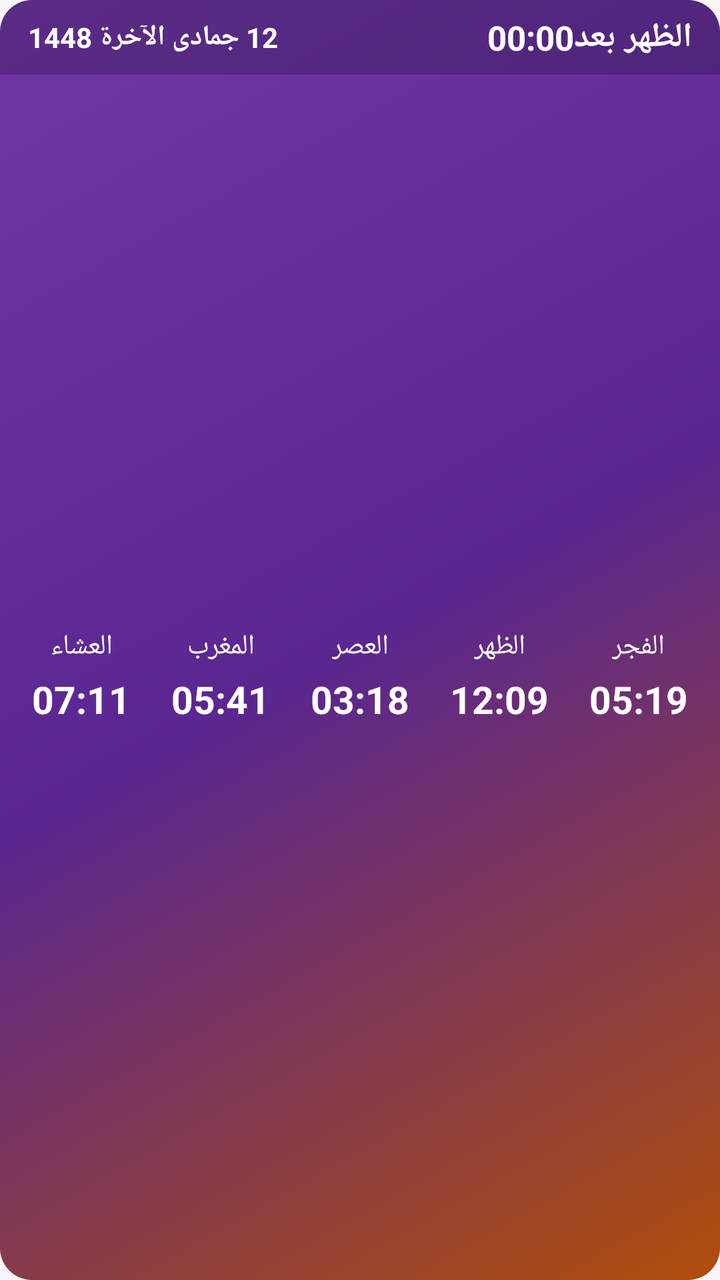
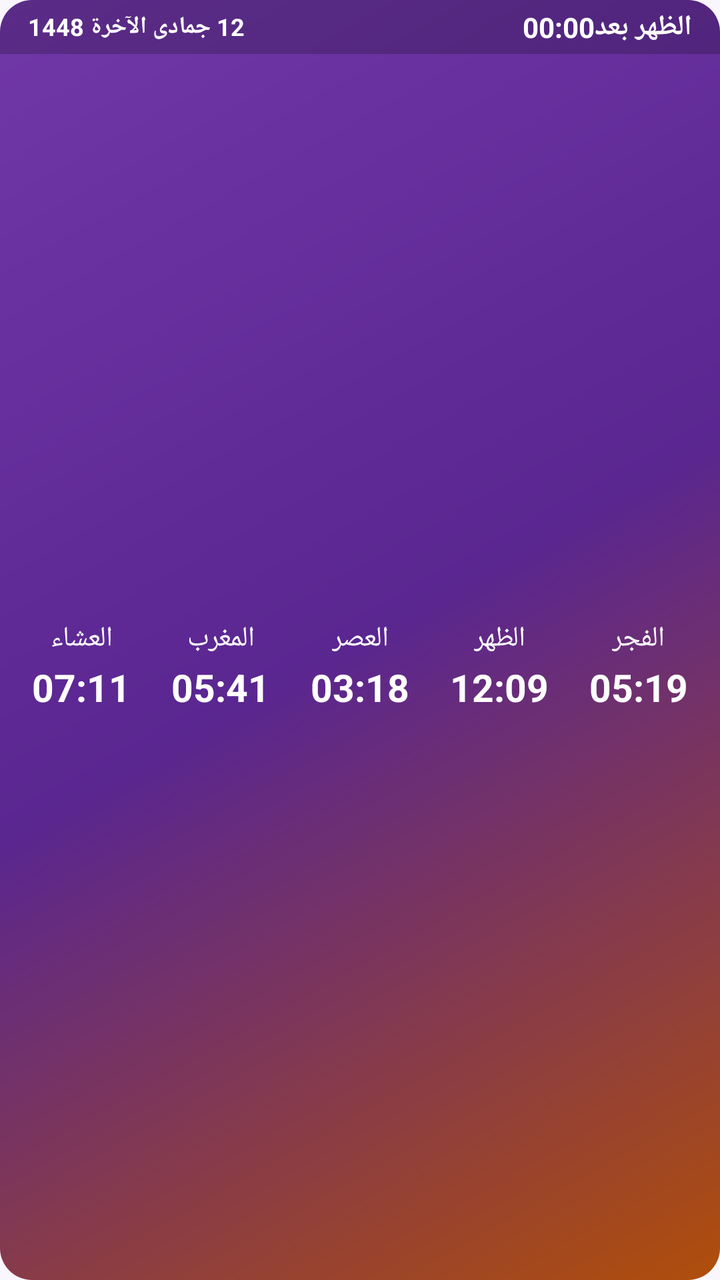

Screens rendered from an Android XML layout before and after an edit, with the pre-edit source and the edit as a unified diff.
<!-- AndroidManifest.xml: application theme AppTheme -->
<!-- res/layout/widget_day.xml -->
<?xml version="1.0" encoding="utf-8"?>
<FrameLayout xmlns:android="http://schemas.android.com/apk/res/android" android:id="@+id/widget_root" android:layout_width="match_parent" android:layout_height="match_parent" android:layoutDirection="rtl">
    <ImageView android:id="@+id/wbg" android:layout_width="match_parent" android:layout_height="match_parent" android:scaleType="fitXY" android:src="@drawable/wbg_grad_1" android:contentDescription="@null" />
    <LinearLayout android:layout_width="match_parent" android:layout_height="match_parent" android:orientation="vertical">
        <LinearLayout android:id="@+id/w_head" android:layout_width="match_parent" android:layout_height="wrap_content" android:orientation="horizontal" android:gravity="center_vertical" android:paddingStart="14dp" android:paddingEnd="14dp" android:paddingTop="7dp" android:paddingBottom="7dp" android:background="@drawable/whead_dark_1">
            <TextView android:id="@+id/w_next" android:layout_width="wrap_content" android:layout_height="wrap_content" android:text="الظهر بعد" android:textColor="#FFFFFF" android:textSize="17dp" android:textStyle="bold" android:maxLines="1" />
            <Chronometer android:id="@+id/w_chrono" android:layout_width="wrap_content" android:layout_height="wrap_content" android:layout_marginStart="6dp" android:textColor="#FFFFFF" android:textSize="17dp" android:textStyle="bold" android:layoutDirection="ltr" />
            <TextView android:id="@+id/w_cd" android:layout_width="wrap_content" android:layout_height="wrap_content" android:visibility="gone" />
            <TextView android:id="@+id/w_label" android:layout_width="wrap_content" android:layout_height="wrap_content" android:visibility="gone" />
            <TextView android:id="@+id/w_city" android:layout_width="0dp" android:layout_height="wrap_content" android:layout_weight="1" android:layout_marginStart="8dp" android:textColor="#E6D6F5" android:textSize="11dp" android:maxLines="1" android:ellipsize="end" />
            <TextView android:id="@+id/w_hijri" android:layout_width="wrap_content" android:layout_height="wrap_content" android:text="12 جمادى الآخرة 1448" android:textColor="#FFFFFF" android:textSize="14dp" android:textStyle="bold" android:maxLines="1" android:ellipsize="end" />
        </LinearLayout>
        <LinearLayout android:layout_width="match_parent" android:layout_height="0dp" android:layout_weight="1" android:orientation="horizontal" android:gravity="center_vertical" android:paddingStart="6dp" android:paddingEnd="6dp">
            <LinearLayout android:id="@+id/c0" android:layout_width="0dp" android:layout_height="wrap_content" android:layout_weight="1" android:orientation="vertical" android:gravity="center" >
                <TextView android:id="@+id/n0" android:layout_width="wrap_content" android:layout_height="wrap_content" android:text="الفجر" android:textColor="#FFFFFF" android:textSize="14dp" android:maxLines="1" />
                <TextView android:id="@+id/t0" android:layout_width="wrap_content" android:layout_height="wrap_content" android:layout_marginTop="3dp" android:paddingStart="5dp" android:paddingEnd="5dp" android:paddingTop="1dp" android:paddingBottom="1dp" android:text="05:19" android:textColor="#FFFFFF" android:textSize="19dp" android:textStyle="bold" android:maxLines="1" />
            </LinearLayout>
            <LinearLayout android:id="@+id/c1" android:layout_width="0dp" android:layout_height="wrap_content" android:layout_weight="1" android:orientation="vertical" android:gravity="center" >
                <TextView android:id="@+id/n1" android:layout_width="wrap_content" android:layout_height="wrap_content" android:text="الظهر" android:textColor="#FFFFFF" android:textSize="14dp" android:maxLines="1" />
                <TextView android:id="@+id/t1" android:layout_width="wrap_content" android:layout_height="wrap_content" android:layout_marginTop="3dp" android:paddingStart="5dp" android:paddingEnd="5dp" android:paddingTop="1dp" android:paddingBottom="1dp" android:text="12:09" android:textColor="#FFFFFF" android:textSize="19dp" android:textStyle="bold" android:maxLines="1" />
            </LinearLayout>
            <LinearLayout android:id="@+id/c2" android:layout_width="0dp" android:layout_height="wrap_content" android:layout_weight="1" android:orientation="vertical" android:gravity="center" >
                <TextView android:id="@+id/n2" android:layout_width="wrap_content" android:layout_height="wrap_content" android:text="العصر" android:textColor="#FFFFFF" android:textSize="14dp" android:maxLines="1" />
                <TextView android:id="@+id/t2" android:layout_width="wrap_content" android:layout_height="wrap_content" android:layout_marginTop="3dp" android:paddingStart="5dp" android:paddingEnd="5dp" android:paddingTop="1dp" android:paddingBottom="1dp" android:text="03:18" android:textColor="#FFFFFF" android:textSize="19dp" android:textStyle="bold" android:maxLines="1" />
            </LinearLayout>
            <LinearLayout android:id="@+id/c3" android:layout_width="0dp" android:layout_height="wrap_content" android:layout_weight="1" android:orientation="vertical" android:gravity="center" >
                <TextView android:id="@+id/n3" android:layout_width="wrap_content" android:layout_height="wrap_content" android:text="المغرب" android:textColor="#FFFFFF" android:textSize="14dp" android:maxLines="1" />
                <TextView android:id="@+id/t3" android:layout_width="wrap_content" android:layout_height="wrap_content" android:layout_marginTop="3dp" android:paddingStart="5dp" android:paddingEnd="5dp" android:paddingTop="1dp" android:paddingBottom="1dp" android:text="05:41" android:textColor="#FFFFFF" android:textSize="19dp" android:textStyle="bold" android:maxLines="1" />
            </LinearLayout>
            <LinearLayout android:id="@+id/c4" android:layout_width="0dp" android:layout_height="wrap_content" android:layout_weight="1" android:orientation="vertical" android:gravity="center" >
                <TextView android:id="@+id/n4" android:layout_width="wrap_content" android:layout_height="wrap_content" android:text="العشاء" android:textColor="#FFFFFF" android:textSize="14dp" android:maxLines="1" />
                <TextView android:id="@+id/t4" android:layout_width="wrap_content" android:layout_height="wrap_content" android:layout_marginTop="3dp" android:paddingStart="5dp" android:paddingEnd="5dp" android:paddingTop="1dp" android:paddingBottom="1dp" android:text="07:11" android:textColor="#FFFFFF" android:textSize="19dp" android:textStyle="bold" android:maxLines="1" />
            </LinearLayout>
        </LinearLayout>
    </LinearLayout>
</FrameLayout>
<!-- resources referenced by this layout -->
<resources>
  <!-- drawable wbg_grad_1 (drawable) -->
  <?xml version="1.0" encoding="utf-8"?>
  <shape xmlns:android="http://schemas.android.com/apk/res/android" android:shape="rectangle">
      <gradient android:angle="315" android:startColor="#7137A8" android:centerColor="#5A2690" android:endColor="#B04E0A" />
      <corners android:radius="16dp" />
  </shape>
  <!-- drawable whead_dark_1 (drawable) -->
  <?xml version="1.0" encoding="utf-8"?>
  <shape xmlns:android="http://schemas.android.com/apk/res/android" android:shape="rectangle">
      <solid android:color="#33000000" />
      <corners android:topLeftRadius="16dp" android:topRightRadius="16dp" android:bottomLeftRadius="0dp" android:bottomRightRadius="0dp" />
  </shape>
  <style name="AppTheme" parent="@android:style/Theme.Material.Light.NoActionBar">
          <item name="android:windowBackground">@color/bg</item>
          <item name="android:statusBarColor">@color/bg</item>
          <item name="android:navigationBarColor">@color/bg</item>
          <item name="android:colorAccent">@color/orange</item>
          <item name="android:colorPrimary">@color/purple</item>
      </style>
  <color name="bg">#FAF6FD</color>
  <color name="orange">#F28A32</color>
  <color name="purple">#7137A8</color>
</resources>

<!-- the commit's change to res/layout/widget_day.xml (unified diff, before → after) -->
@@ -1,35 +1,36 @@
 <?xml version="1.0" encoding="utf-8"?>
 <FrameLayout xmlns:android="http://schemas.android.com/apk/res/android" android:id="@+id/widget_root" android:layout_width="match_parent" android:layout_height="match_parent" android:layoutDirection="rtl">
-    <ImageView android:id="@+id/wbg" android:layout_width="match_parent" android:layout_height="match_parent" android:scaleType="fitXY" android:src="@drawable/wbg_grad_1" android:contentDescription="@null" />
+    <ImageView android:id="@+id/wbg" android:layout_width="match_parent" android:layout_height="match_parent" android:clipToOutline="true" android:scaleType="fitXY" android:src="@drawable/wbg_grad_1" android:contentDescription="@null" />
     <LinearLayout android:layout_width="match_parent" android:layout_height="match_parent" android:orientation="vertical">
-        <LinearLayout android:id="@+id/w_head" android:layout_width="match_parent" android:layout_height="wrap_content" android:orientation="horizontal" android:gravity="center_vertical" android:paddingStart="14dp" android:paddingEnd="14dp" android:paddingTop="7dp" android:paddingBottom="7dp" android:background="@drawable/whead_dark_1">
-            <TextView android:id="@+id/w_next" android:layout_width="wrap_content" android:layout_height="wrap_content" android:text="الظهر بعد" android:textColor="#FFFFFF" android:textSize="17dp" android:textStyle="bold" android:maxLines="1" />
-            <Chronometer android:id="@+id/w_chrono" android:layout_width="wrap_content" android:layout_height="wrap_content" android:layout_marginStart="6dp" android:textColor="#FFFFFF" android:textSize="17dp" android:textStyle="bold" android:layoutDirection="ltr" />
+        <LinearLayout android:id="@+id/w_head" android:layout_width="match_parent" android:layout_height="wrap_content" android:orientation="horizontal" android:gravity="center_vertical" android:paddingStart="14dp" android:paddingEnd="14dp" android:paddingTop="4dp" android:paddingBottom="4dp" android:background="@drawable/whead_dark_1">
+            <TextView android:id="@+id/w_next" android:layout_width="wrap_content" android:layout_height="wrap_content" android:text="الظهر بعد" android:textColor="#FFFFFF" android:textSize="14dp" android:textStyle="bold" android:maxLines="1" />
+            <Chronometer android:id="@+id/w_chrono" android:layout_width="wrap_content" android:layout_height="wrap_content" android:layout_marginStart="6dp" android:textColor="#FFFFFF" android:textSize="14dp" android:textStyle="bold" android:layoutDirection="ltr" />
             <TextView android:id="@+id/w_cd" android:layout_width="wrap_content" android:layout_height="wrap_content" android:visibility="gone" />
             <TextView android:id="@+id/w_label" android:layout_width="wrap_content" android:layout_height="wrap_content" android:visibility="gone" />
             <TextView android:id="@+id/w_city" android:layout_width="0dp" android:layout_height="wrap_content" android:layout_weight="1" android:layout_marginStart="8dp" android:textColor="#E6D6F5" android:textSize="11dp" android:maxLines="1" android:ellipsize="end" />
-            <TextView android:id="@+id/w_hijri" android:layout_width="wrap_content" android:layout_height="wrap_content" android:text="12 جمادى الآخرة 1448" android:textColor="#FFFFFF" android:textSize="14dp" android:textStyle="bold" android:maxLines="1" android:ellipsize="end" />
+            <TextView android:id="@+id/w_weather" android:layout_width="wrap_content" android:layout_height="wrap_content" android:layout_marginEnd="8dp" android:textColor="#FFFFFF" android:textSize="12dp" android:textStyle="bold" android:maxLines="1" android:visibility="gone" />
+            <TextView android:id="@+id/w_hijri" android:layout_width="wrap_content" android:layout_height="wrap_content" android:text="12 جمادى الآخرة 1448" android:textColor="#FFFFFF" android:textSize="12dp" android:textStyle="bold" android:maxLines="1" android:ellipsize="end" />
         </LinearLayout>
         <LinearLayout android:layout_width="match_parent" android:layout_height="0dp" android:layout_weight="1" android:orientation="horizontal" android:gravity="center_vertical" android:paddingStart="6dp" android:paddingEnd="6dp">
             <LinearLayout android:id="@+id/c0" android:layout_width="0dp" android:layout_height="wrap_content" android:layout_weight="1" android:orientation="vertical" android:gravity="center" >
                 <TextView android:id="@+id/n0" android:layout_width="wrap_content" android:layout_height="wrap_content" android:text="الفجر" android:textColor="#FFFFFF" android:textSize="14dp" android:maxLines="1" />
-                <TextView android:id="@+id/t0" android:layout_width="wrap_content" android:layout_height="wrap_content" android:layout_marginTop="3dp" android:paddingStart="5dp" android:paddingEnd="5dp" android:paddingTop="1dp" android:paddingBottom="1dp" android:text="05:19" android:textColor="#FFFFFF" android:textSize="19dp" android:textStyle="bold" android:maxLines="1" />
+                <TextView android:id="@+id/t0" android:layout_width="wrap_content" android:layout_height="wrap_content" android:layout_marginTop="1dp" android:paddingStart="5dp" android:paddingEnd="5dp" android:paddingTop="1dp" android:paddingBottom="1dp" android:text="05:19" android:textColor="#FFFFFF" android:textSize="19dp" android:textStyle="bold" android:maxLines="1" />
             </LinearLayout>
             <LinearLayout android:id="@+id/c1" android:layout_width="0dp" android:layout_height="wrap_content" android:layout_weight="1" android:orientation="vertical" android:gravity="center" >
                 <TextView android:id="@+id/n1" android:layout_width="wrap_content" android:layout_height="wrap_content" android:text="الظهر" android:textColor="#FFFFFF" android:textSize="14dp" android:maxLines="1" />
-                <TextView android:id="@+id/t1" android:layout_width="wrap_content" android:layout_height="wrap_content" android:layout_marginTop="3dp" android:paddingStart="5dp" android:paddingEnd="5dp" android:paddingTop="1dp" android:paddingBottom="1dp" android:text="12:09" android:textColor="#FFFFFF" android:textSize="19dp" android:textStyle="bold" android:maxLines="1" />
+                <TextView android:id="@+id/t1" android:layout_width="wrap_content" android:layout_height="wrap_content" android:layout_marginTop="1dp" android:paddingStart="5dp" android:paddingEnd="5dp" android:paddingTop="1dp" android:paddingBottom="1dp" android:text="12:09" android:textColor="#FFFFFF" android:textSize="19dp" android:textStyle="bold" android:maxLines="1" />
             </LinearLayout>
             <LinearLayout android:id="@+id/c2" android:layout_width="0dp" android:layout_height="wrap_content" android:layout_weight="1" android:orientation="vertical" android:gravity="center" >
                 <TextView android:id="@+id/n2" android:layout_width="wrap_content" android:layout_height="wrap_content" android:text="العصر" android:textColor="#FFFFFF" android:textSize="14dp" android:maxLines="1" />
-                <TextView android:id="@+id/t2" android:layout_width="wrap_content" android:layout_height="wrap_content" android:layout_marginTop="3dp" android:paddingStart="5dp" android:paddingEnd="5dp" android:paddingTop="1dp" android:paddingBottom="1dp" android:text="03:18" android:textColor="#FFFFFF" android:textSize="19dp" android:textStyle="bold" android:maxLines="1" />
+                <TextView android:id="@+id/t2" android:layout_width="wrap_content" android:layout_height="wrap_content" android:layout_marginTop="1dp" android:paddingStart="5dp" android:paddingEnd="5dp" android:paddingTop="1dp" android:paddingBottom="1dp" android:text="03:18" android:textColor="#FFFFFF" android:textSize="19dp" android:textStyle="bold" android:maxLines="1" />
             </LinearLayout>
             <LinearLayout android:id="@+id/c3" android:layout_width="0dp" android:layout_height="wrap_content" android:layout_weight="1" android:orientation="vertical" android:gravity="center" >
                 <TextView android:id="@+id/n3" android:layout_width="wrap_content" android:layout_height="wrap_content" android:text="المغرب" android:textColor="#FFFFFF" android:textSize="14dp" android:maxLines="1" />
-                <TextView android:id="@+id/t3" android:layout_width="wrap_content" android:layout_height="wrap_content" android:layout_marginTop="3dp" android:paddingStart="5dp" android:paddingEnd="5dp" android:paddingTop="1dp" android:paddingBottom="1dp" android:text="05:41" android:textColor="#FFFFFF" android:textSize="19dp" android:textStyle="bold" android:maxLines="1" />
+                <TextView android:id="@+id/t3" android:layout_width="wrap_content" android:layout_height="wrap_content" android:layout_marginTop="1dp" android:paddingStart="5dp" android:paddingEnd="5dp" android:paddingTop="1dp" android:paddingBottom="1dp" android:text="05:41" android:textColor="#FFFFFF" android:textSize="19dp" android:textStyle="bold" android:maxLines="1" />
             </LinearLayout>
             <LinearLayout android:id="@+id/c4" android:layout_width="0dp" android:layout_height="wrap_content" android:layout_weight="1" android:orientation="vertical" android:gravity="center" >
                 <TextView android:id="@+id/n4" android:layout_width="wrap_content" android:layout_height="wrap_content" android:text="العشاء" android:textColor="#FFFFFF" android:textSize="14dp" android:maxLines="1" />
-                <TextView android:id="@+id/t4" android:layout_width="wrap_content" android:layout_height="wrap_content" android:layout_marginTop="3dp" android:paddingStart="5dp" android:paddingEnd="5dp" android:paddingTop="1dp" android:paddingBottom="1dp" android:text="07:11" android:textColor="#FFFFFF" android:textSize="19dp" android:textStyle="bold" android:maxLines="1" />
+                <TextView android:id="@+id/t4" android:layout_width="wrap_content" android:layout_height="wrap_content" android:layout_marginTop="1dp" android:paddingStart="5dp" android:paddingEnd="5dp" android:paddingTop="1dp" android:paddingBottom="1dp" android:text="07:11" android:textColor="#FFFFFF" android:textSize="19dp" android:textStyle="bold" android:maxLines="1" />
             </LinearLayout>
         </LinearLayout>
     </LinearLayout>
